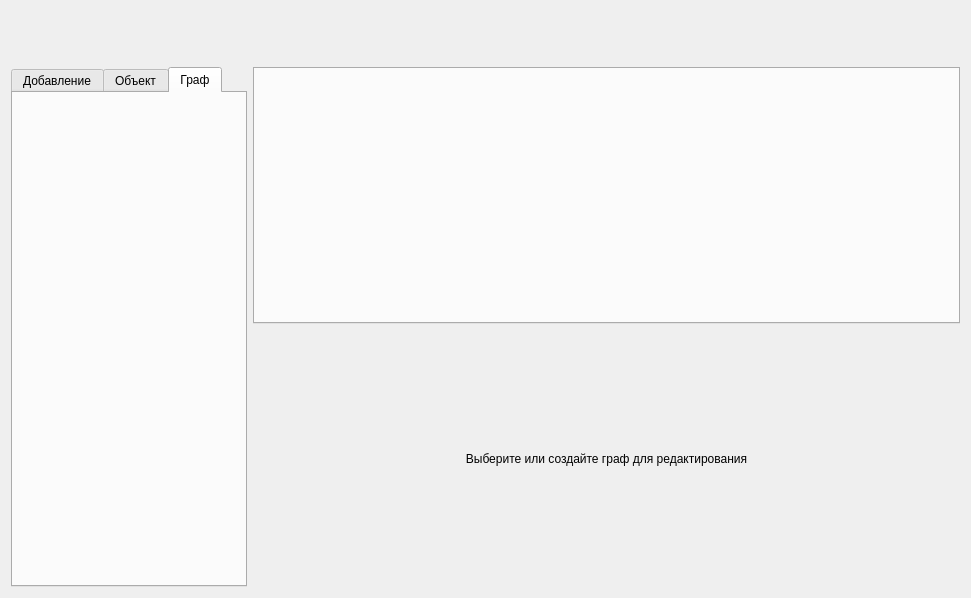
This is Libraries/EditorForm/src/graphtabwidget.ui in VinTRiZz/GraphEditor as Qt 5 draws it before an edit. The edited form follows.
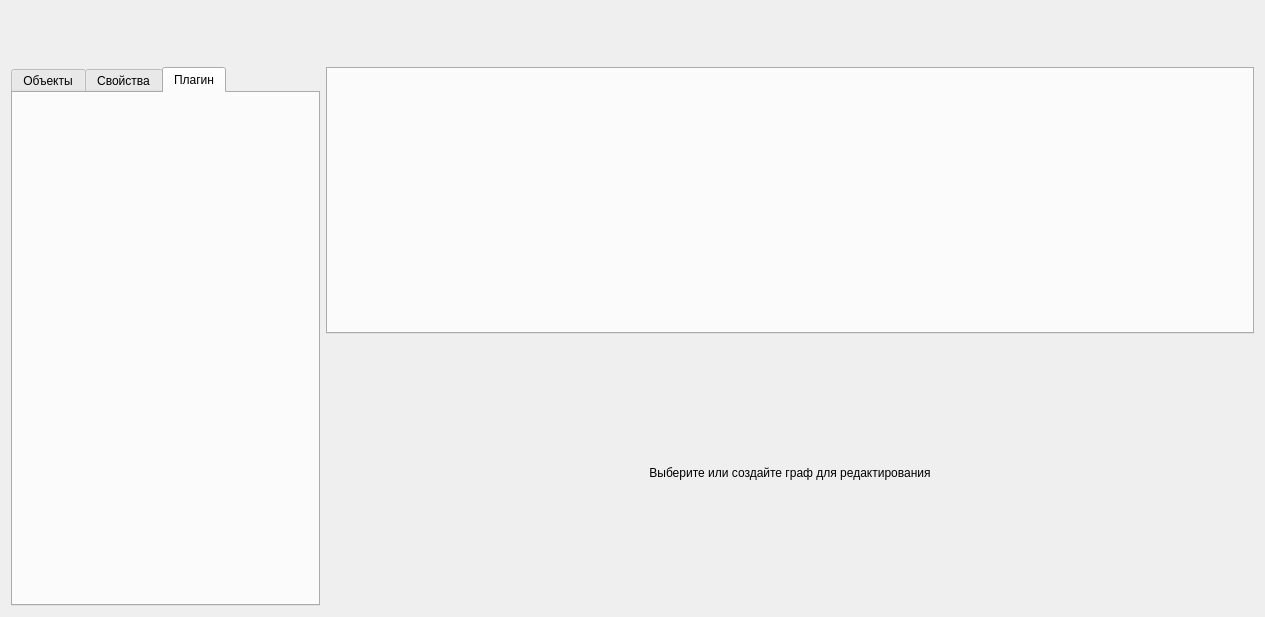
This is the edited form. The open tabs and pages were chosen to show the change. Custom widgets are drawn as their Qt base class.

Commit message: [NOT WORK] Переработка интерфейса, класс плагин интерфейса и виджеты плагина

Patch:
```diff
--- a/Libraries/EditorForm/src/graphtabwidget.ui
+++ b/Libraries/EditorForm/src/graphtabwidget.ui
@@ -6,8 +6,8 @@
    <rect>
     <x>0</x>
     <y>0</y>
-    <width>971</width>
-    <height>598</height>
+    <width>1265</width>
+    <height>617</height>
    </rect>
   </property>
   <property name="windowTitle">
@@ -46,7 +46,7 @@
        </property>
        <widget class="QWidget" name="add_tab">
         <attribute name="title">
-         <string>Добавление</string>
+         <string>Объекты</string>
         </attribute>
         <layout class="QVBoxLayout" name="verticalLayout_6">
          <item>
@@ -56,7 +56,7 @@
        </widget>
        <widget class="QWidget" name="objectProps_tab">
         <attribute name="title">
-         <string>Объект</string>
+         <string>Свойства</string>
         </attribute>
         <layout class="QVBoxLayout" name="verticalLayout_2">
          <item>
@@ -66,11 +66,11 @@
        </widget>
        <widget class="QWidget" name="props_tab">
         <attribute name="title">
-         <string>Граф</string>
+         <string>Плагин</string>
         </attribute>
         <layout class="QVBoxLayout" name="verticalLayout_8">
          <item>
-          <widget class="Graph::GraphPropertyEditForm" name="graphPropertiesForm" native="true"/>
+          <widget class="PluginInteractorWidget" name="pluginInteractor" native="true"/>
          </item>
         </layout>
        </widget>
@@ -117,12 +117,6 @@
   </layout>
  </widget>
  <customwidgets>
-  <customwidget>
-   <class>Graph::GraphPropertyEditForm</class>
-   <extends>QWidget</extends>
-   <header location="global">GraphWidgets/GraphPropertyEditForm.h</header>
-   <container>1</container>
-  </customwidget>
   <customwidget>
    <class>FileManagementToolbar</class>
    <extends>QWidget</extends>
@@ -147,6 +141,12 @@
    <header location="global">GraphWidgets/GraphItemPropertyEditor.h</header>
    <container>1</container>
   </customwidget>
+  <customwidget>
+   <class>PluginInteractorWidget</class>
+   <extends>QWidget</extends>
+   <header>GraphWidgets/PluginInteractorWidget.h</header>
+   <container>1</container>
+  </customwidget>
  </customwidgets>
  <resources/>
  <connections/>
```
Left out of the diff: 8 changed lines with no effect on the pictures. The commit also changes 44 other files.
